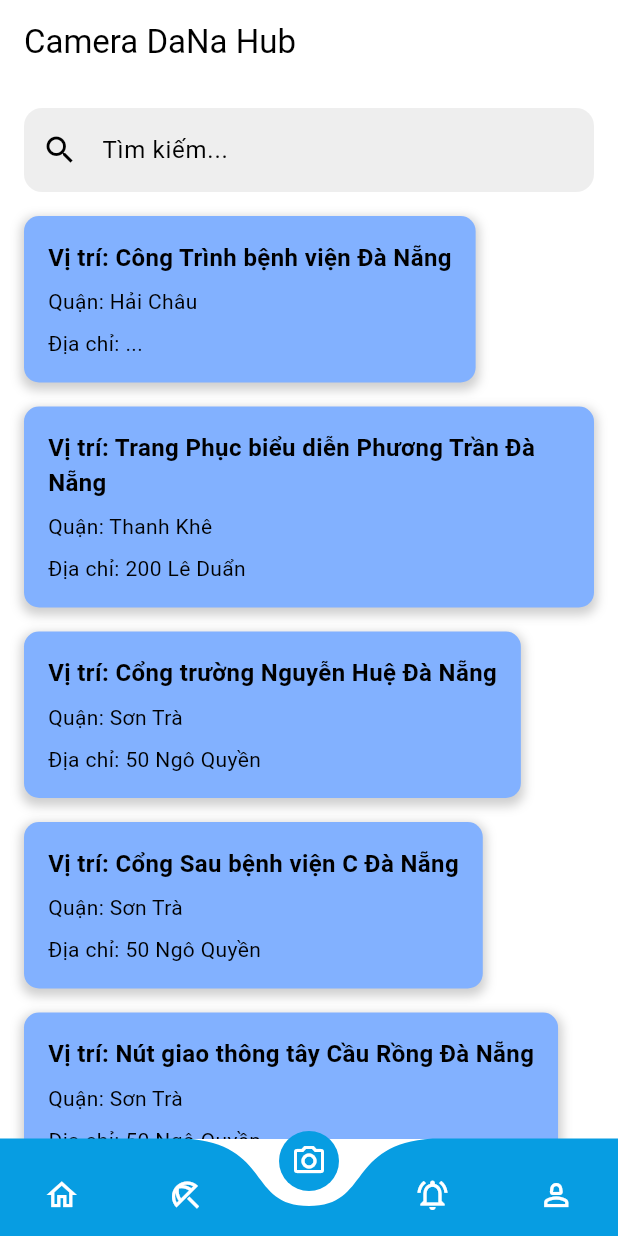
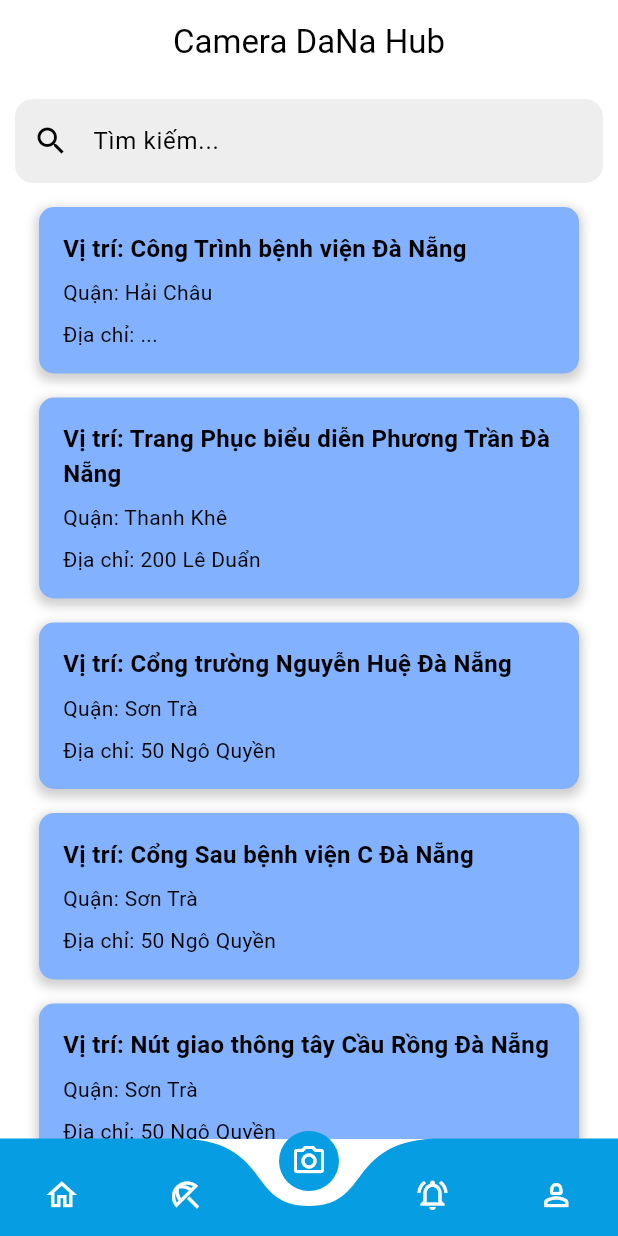
Before and after one commit to minhphu102003/flutterApp, a Flutter app: the screen it shows after launch, item 3 of the bottom bar chosen, on a phone screen of 412 x 824 dp. Run offline on Flutter 3.47's test engine with Material 3 defaults, Android fonts, the phone set to English and light mode, and no system bars; drawn by our look-alikes of curved_navigation_bar; our stand-ins replace country_picker, dio, flutter_map, geolocator, google_fonts, image_picker and 6 more; missing offline and left inert: flutter_polyline_points; network calls fail.

Commit message:
Resize the Build Info Box for responsiveness

```diff
--- a/lib/Screens/camera.dart
+++ b/lib/Screens/camera.dart
@@ -11,7 +11,6 @@ class Camera extends StatefulWidget {
 class _CameraState extends State<Camera> {
   int? selectedBoxIndex;
 
-  // List of YouTube video URLs for each info box
   final List<String> videoUrls = [
     "https://www.youtube.com/watch?v=b6fkug3AmH4",
     "https://www.youtube.com/watch?v=cB9Fs9UmcRU",
@@ -20,19 +19,17 @@ class _CameraState extends State<Camera> {
     "https://www.youtube.com/watch?v=F06HWCf22-Q",
   ];
 
-  // List of controllers for each video
   late List<YoutubePlayerController> _youtubeControllers;
 
   @override
   void initState() {
     super.initState();
 
-    // Initialize a YoutubePlayerController for each video URL
     _youtubeControllers = videoUrls.map((url) {
       final videoId = YoutubePlayer.convertUrlToId(url) ?? '';
       return YoutubePlayerController(
         initialVideoId: videoId,
-        flags: YoutubePlayerFlags(
+        flags: const YoutubePlayerFlags(
           autoPlay: false,
           mute: false,
         ),
@@ -42,7 +39,6 @@ class _CameraState extends State<Camera> {
 
   @override
   void dispose() {
-    // Close each controller when the widget is disposed
     for (var controller in _youtubeControllers) {
       controller.dispose();
     }
@@ -53,17 +49,18 @@ class _CameraState extends State<Camera> {
   Widget build(BuildContext context) {
     return Scaffold(
       appBar: AppBar(
-        title: Text('Camera DaNa Hub'),
+        centerTitle: true,
+        title: const Text('Camera DaNa Hub'),
       ),
       body: SingleChildScrollView(
-        padding: const EdgeInsets.all(16.0),
+        padding: const EdgeInsets.all(10.0),
         child: Column(
           crossAxisAlignment: CrossAxisAlignment.start,
           children: [
             TextField(
               decoration: InputDecoration(
                 hintText: 'Tìm kiếm...',
-                prefixIcon: Icon(Icons.search),
+                prefixIcon: const Icon(Icons.search),
                 border: OutlineInputBorder(
                   borderRadius: BorderRadius.circular(12),
                   borderSide: BorderSide.none,
@@ -75,7 +72,7 @@ class _CameraState extends State<Camera> {
                 print("Tìm kiếm: $value");
               },
             ),
-            SizedBox(height: 16),
+            const SizedBox(height: 16),
 
             // Display each info box with its own YouTube player controller
             _buildInfoBox(
@@ -84,28 +81,28 @@ class _CameraState extends State<Camera> {
               'Quận: Hải Châu',
               'Địa chỉ: ...',
             ),
-            SizedBox(height: 16),
+            const SizedBox(height: 16),
             _buildInfoBox(
               1,
               'Vị trí: Trang Phục biểu diễn Phương Trần Đà Nẵng',
               'Quận: Thanh Khê',
               'Địa chỉ: 200 Lê Duẩn',
             ),
-            SizedBox(height: 16),
+            const SizedBox(height: 16),
             _buildInfoBox(
               2,
               'Vị trí: Cổng trường Nguyễn Huệ Đà Nẵng',
               'Quận: Sơn Trà',
               'Địa chỉ: 50 Ngô Quyền',
             ),
-            SizedBox(height: 16),
+            const SizedBox(height: 16),
             _buildInfoBox(
               3,
               'Vị trí: Cổng Sau bệnh viện C Đà Nẵng',
               'Quận: Sơn Trà',
               'Địa chỉ: 50 Ngô Quyền',
             ),
-            SizedBox(height: 16),
+            const SizedBox(height: 16),
             _buildInfoBox(
               4,
               'Vị trí: Nút giao thông tây Cầu Rồng Đà Nẵng',
@@ -126,10 +123,16 @@ class _CameraState extends State<Camera> {
         selectedBoxIndex = selectedBoxIndex == index ? null : index;
       });
     },
+    child: LayoutBuilder(
+      builder: (context, constraints) {
+        return Container(
+          width: constraints.maxWidth, // Full width theo màn hình
+          padding: const EdgeInsets.symmetric(horizontal: 16),
           child: Column(
+            crossAxisAlignment: CrossAxisAlignment.stretch, // Đảm bảo con chiếm toàn bộ chiều rộng
             children: [
               Container(
-            padding: EdgeInsets.all(16),
+                padding: const EdgeInsets.all(16),
                 decoration: BoxDecoration(
                   color: Colors.blueAccent.shade100,
                   borderRadius: BorderRadius.circular(10),
@@ -138,7 +141,7 @@ class _CameraState extends State<Camera> {
                       color: Colors.grey.withOpacity(0.5),
                       spreadRadius: 2,
                       blurRadius: 5,
-                  offset: Offset(0, 3),
+                      offset: const Offset(0, 3),
                     ),
                   ],
                 ),
@@ -147,25 +150,25 @@ class _CameraState extends State<Camera> {
                   children: [
                     Text(
                       position,
-                  style: TextStyle(fontSize: 16, fontWeight: FontWeight.bold),
+                      style: const TextStyle(fontSize: 16, fontWeight: FontWeight.bold),
                     ),
-                SizedBox(height: 8),
+                    const SizedBox(height: 8),
                     Text(
                       district,
-                  style: TextStyle(fontSize: 14),
+                      style: const TextStyle(fontSize: 14),
                     ),
-                SizedBox(height: 8),
+                    const SizedBox(height: 8),
                     Text(
                       address,
-                  style: TextStyle(fontSize: 14),
+                      style: const TextStyle(fontSize: 14),
                     ),
                   ],
                 ),
               ),
               if (selectedBoxIndex == index)
                 Container(
-              margin: EdgeInsets.only(top: 10),
-              padding: EdgeInsets.all(16),
+                  margin: const EdgeInsets.only(top: 10),
+                  padding: const EdgeInsets.all(16),
                   decoration: BoxDecoration(
                     color: Colors.grey.shade200,
                     borderRadius: BorderRadius.circular(10),
@@ -174,17 +177,18 @@ class _CameraState extends State<Camera> {
                         color: Colors.grey.withOpacity(0.3),
                         spreadRadius: 1,
                         blurRadius: 5,
-                    offset: Offset(0, 2),
+                        offset: const Offset(0, 2),
                       ),
                     ],
                   ),
                   child: Column(
+                    crossAxisAlignment: CrossAxisAlignment.start,
                     children: [
                       Text(
                         'Thông tin chi tiết về vị trí: $position',
-                    style: TextStyle(fontSize: 14, color: Colors.black54),
+                        style: const TextStyle(fontSize: 14, color: Colors.black54),
                       ),
-                  SizedBox(height: 10),
+                      const SizedBox(height: 10),
                       YoutubePlayer(
                         controller: _youtubeControllers[index],
                         showVideoProgressIndicator: true,
@@ -195,5 +199,9 @@ class _CameraState extends State<Camera> {
             ],
           ),
         );
+      },
+    ),
+  );
 }
+
 }
```
Lines whose indentation alone changed are shown as unchanged.
